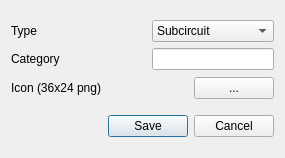
First picture: the form in src/gui/componentselector/createcomp.ui, repository Arcachofo/SimulIDE-dev, before the edit.
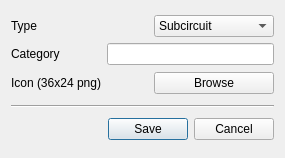
Second picture: the form after the edit.

```diff
--- a/src/gui/componentselector/createcomp.ui
+++ b/src/gui/componentselector/createcomp.ui
@@ -10,25 +10,18 @@
     <height>158</height>
    </rect>
   </property>
+  <property name="sizePolicy">
+   <sizepolicy hsizetype="Preferred" vsizetype="Preferred">
+    <horstretch>0</horstretch>
+    <verstretch>0</verstretch>
+   </sizepolicy>
+  </property>
   <property name="windowTitle">
    <string>Create Component</string>
   </property>
   <layout class="QVBoxLayout" name="verticalLayout">
    <item>
     <layout class="QGridLayout" name="gridLayout">
-     <item row="0" column="0">
-      <widget class="QLabel" name="label_3">
-       <property name="sizePolicy">
-        <sizepolicy hsizetype="Preferred" vsizetype="Fixed">
-         <horstretch>0</horstretch>
-         <verstretch>0</verstretch>
-        </sizepolicy>
-       </property>
-       <property name="text">
-        <string>Type</string>
-       </property>
-      </widget>
-     </item>
      <item row="2" column="0">
       <widget class="QLabel" name="label">
        <property name="sizePolicy">
@@ -42,19 +35,37 @@
        </property>
       </widget>
      </item>
-     <item row="1" column="0">
-      <widget class="QLabel" name="label_2">
-       <property name="sizePolicy">
-        <sizepolicy hsizetype="Preferred" vsizetype="Fixed">
-         <horstretch>0</horstretch>
-         <verstretch>0</verstretch>
-        </sizepolicy>
+     <item row="0" column="1">
+      <spacer name="horizontalSpacer">
+       <property name="orientation">
+        <enum>Qt::Horizontal</enum>
        </property>
+       <property name="sizeHint" stdset="0">
+        <size>
+         <width>40</width>
+         <height>20</height>
+        </size>
+       </property>
+      </spacer>
+     </item>
+     <item row="0" column="2" colspan="2">
+      <widget class="QComboBox" name="typeBox">
+       <property name="minimumSize">
+        <size>
+         <width>120</width>
+         <height>0</height>
+        </size>
+       </property>
+       <item>
        <property name="text">
-        <string>Category</string>
-       </property>
+         <string>Subcircuit</string>
+        </property>
+       </item>
       </widget>
      </item>
+     <item row="1" column="1" colspan="3">
+      <widget class="QLineEdit" name="categoryEdit"/>
+     </item>
      <item row="2" column="1">
       <widget class="QPushButton" name="iconImage">
        <property name="sizePolicy">
@@ -95,25 +106,33 @@
        </property>
       </widget>
      </item>
-     <item row="0" column="1" colspan="2">
-      <widget class="QComboBox" name="typeBox">
-       <property name="minimumSize">
-        <size>
-         <width>120</width>
-         <height>0</height>
-        </size>
+     <item row="1" column="0">
+      <widget class="QLabel" name="label_2">
+       <property name="sizePolicy">
+        <sizepolicy hsizetype="Preferred" vsizetype="Fixed">
+         <horstretch>0</horstretch>
+         <verstretch>0</verstretch>
+        </sizepolicy>
        </property>
-       <item>
         <property name="text">
-         <string>Subcircuit</string>
-        </property>
-       </item>
+        <string>Category</string>
+       </property>
+      </widget>
+     </item>
+     <item row="0" column="0">
+      <widget class="QLabel" name="label_3">
+       <property name="sizePolicy">
+        <sizepolicy hsizetype="Preferred" vsizetype="Fixed">
+         <horstretch>0</horstretch>
+         <verstretch>0</verstretch>
+        </sizepolicy>
+       </property>
+       <property name="text">
+        <string>Type</string>
+       </property>
       </widget>
      </item>
-     <item row="1" column="1" colspan="2">
-      <widget class="QLineEdit" name="categoryEdit"/>
-     </item>
-     <item row="2" column="2">
+     <item row="2" column="2" colspan="2">
       <widget class="QPushButton" name="iconChoose">
        <property name="sizePolicy">
         <sizepolicy hsizetype="Fixed" vsizetype="Fixed">
@@ -123,7 +142,7 @@
        </property>
        <property name="minimumSize">
         <size>
-         <width>0</width>
+         <width>120</width>
          <height>0</height>
         </size>
        </property>
@@ -140,7 +159,7 @@
         <locale language="C" country="AnyCountry"/>
        </property>
        <property name="text">
-        <string notr="true">...</string>
+        <string>Browse</string>
        </property>
        <property name="iconSize">
         <size>
@@ -155,6 +174,13 @@
      </item>
     </layout>
    </item>
+   <item>
+    <widget class="Line" name="line">
+     <property name="orientation">
+      <enum>Qt::Horizontal</enum>
+     </property>
+    </widget>
+   </item>
    <item>
     <widget class="QDialogButtonBox" name="buttonBox">
      <property name="orientation">
```
Lines whose indentation alone changed are shown as unchanged.
